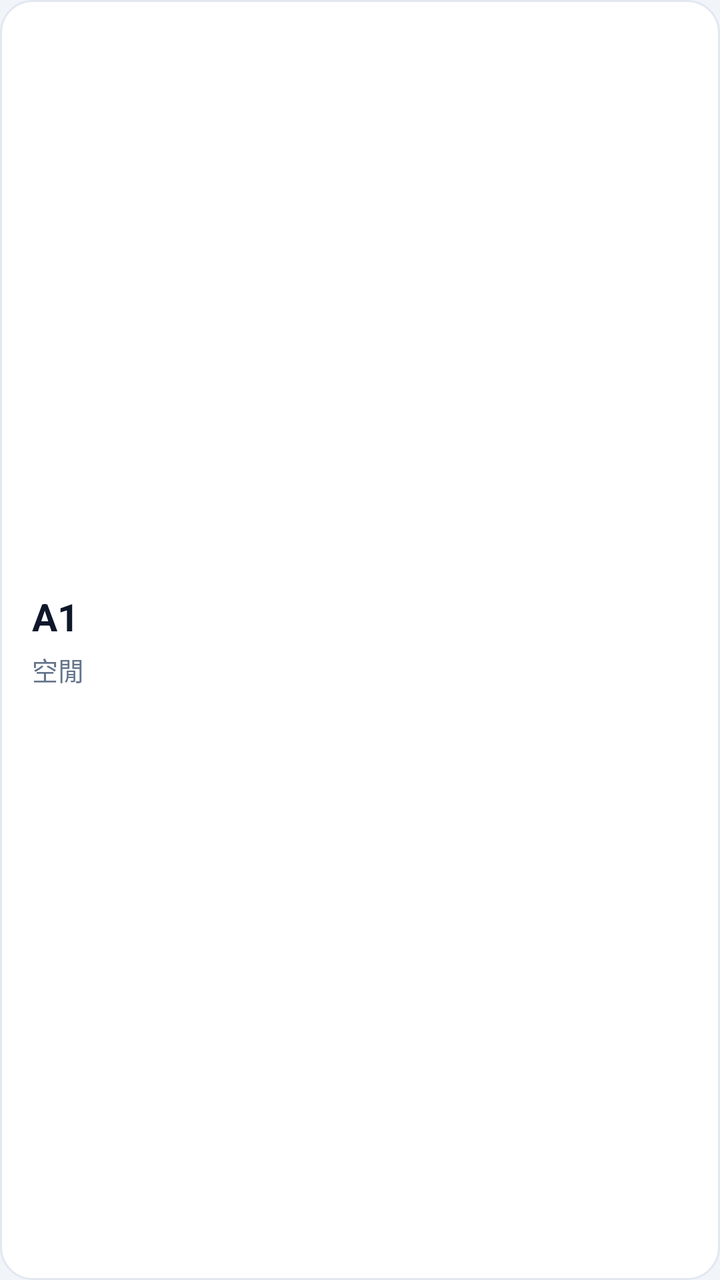
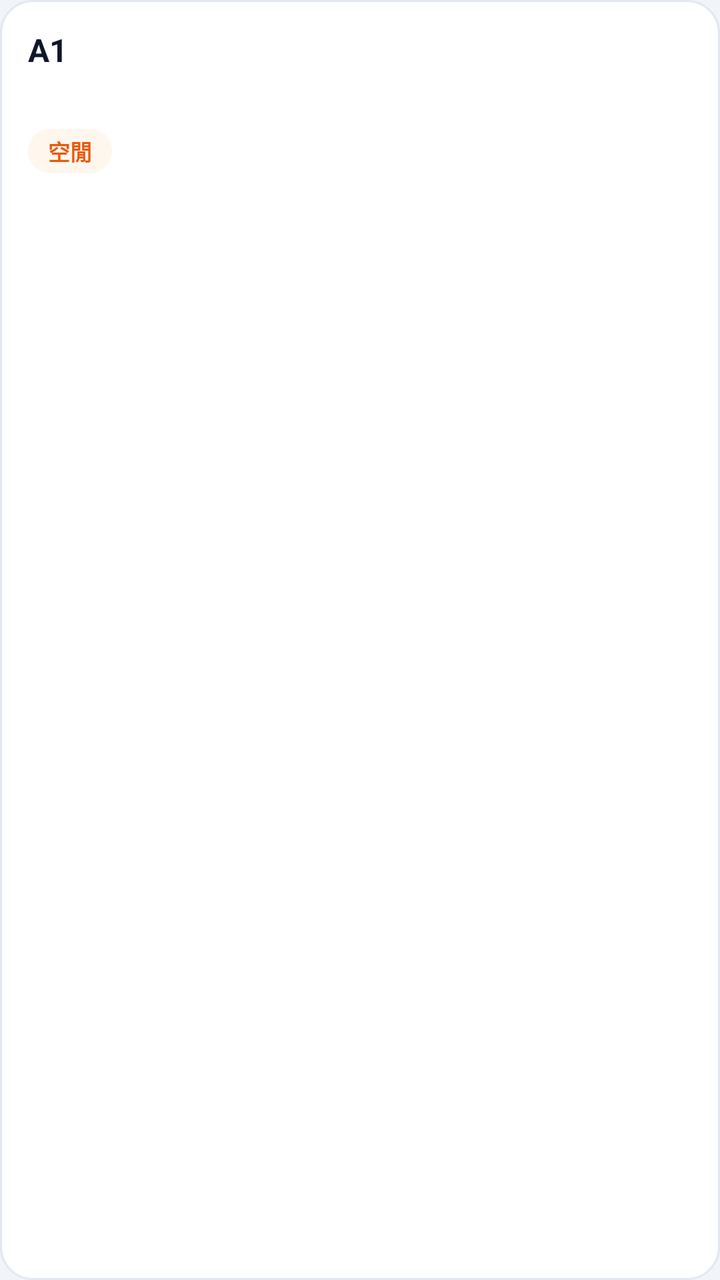

Before-and-after screenshots of an Android layout around one commit, followed by the original layout XML and the change that was made.
<!-- AndroidManifest.xml: application theme Theme.MacauposNative -->
<!-- res/layout/item_table.xml -->
<?xml version="1.0" encoding="utf-8"?>
<LinearLayout xmlns:android="http://schemas.android.com/apk/res/android"
    android:layout_width="match_parent"
    android:layout_height="wrap_content"
    android:layout_margin="5dp"
    android:minHeight="104dp"
    android:background="@drawable/bg_table_free"
    android:foreground="?android:attr/selectableItemBackground"
    android:gravity="center_vertical"
    android:orientation="vertical"
    android:padding="16dp">

    <TextView
        android:id="@+id/txtTableName"
        android:layout_width="match_parent"
        android:layout_height="wrap_content"
        android:ellipsize="end"
        android:maxLines="1"
        android:text="A1"
        android:textColor="@color/text_primary"
        android:textSize="19sp"
        android:textStyle="bold" />

    <TextView
        android:id="@+id/txtState"
        android:layout_width="match_parent"
        android:layout_height="wrap_content"
        android:layout_marginTop="4dp"
        android:ellipsize="end"
        android:maxLines="2"
        android:text="空閒"
        android:textColor="@color/text_secondary"
        android:textSize="13sp" />
</LinearLayout>
<!-- resources referenced by this layout -->
<resources>
  <color name="text_primary">#0F172A</color>
  <color name="text_secondary">#64748B</color>
  <!-- drawable bg_table_free (drawable) -->
  <?xml version="1.0" encoding="utf-8"?>
  <selector xmlns:android="http://schemas.android.com/apk/res/android">
      <item android:state_pressed="true">
          <shape android:shape="rectangle">
              <solid android:color="@color/ok_soft" />
              <corners android:radius="16dp" />
              <stroke android:width="1dp" android:color="@color/ok_green" />
          </shape>
      </item>
      <item>
          <shape android:shape="rectangle">
              <solid android:color="@color/card" />
              <corners android:radius="16dp" />
              <stroke android:width="1dp" android:color="@color/card_border" />
          </shape>
      </item>
  </selector>
  <style name="Theme.MacauposNative" parent="android:Theme.Material.Light.NoActionBar">
          <item name="android:statusBarColor">#F1F5F9</item>
          <item name="android:navigationBarColor">#FFFFFF</item>
          <item name="android:windowBackground">#F1F5F9</item>
          <item name="android:colorAccent">#F97316</item>
          <item name="android:windowLightStatusBar">true</item>
      </style>
  <color name="ok_soft">#F0FDF4</color>
  <color name="ok_green">#16A34A</color>
  <color name="card">#FFFFFF</color>
  <color name="card_border">#E2E8F0</color>
</resources>

<!-- the commit's change to res/layout/item_table.xml (unified diff, before → after) -->
@@ -3,32 +3,77 @@
     android:layout_width="match_parent"
     android:layout_height="wrap_content"
     android:layout_margin="5dp"
-    android:minHeight="104dp"
     android:background="@drawable/bg_table_free"
-    android:foreground="?android:attr/selectableItemBackground"
-    android:gravity="center_vertical"
+    android:minHeight="112dp"
     android:orientation="vertical"
-    android:padding="16dp">
+    android:padding="14dp">
+
+    <LinearLayout
+        android:layout_width="match_parent"
+        android:layout_height="wrap_content"
+        android:gravity="top"
+        android:orientation="horizontal">
+
+        <TextView
+            android:id="@+id/txtTableName"
+            android:layout_width="0dp"
+            android:layout_height="wrap_content"
+            android:layout_weight="1"
+            android:ellipsize="end"
+            android:maxLines="1"
+            android:text="A1"
+            android:textColor="@color/slate_900"
+            android:textSize="16sp"
+            android:textStyle="bold" />
+
+        <TextView
+            android:id="@+id/txtOrderBadge"
+            android:layout_width="wrap_content"
+            android:layout_height="wrap_content"
+            android:layout_marginStart="4dp"
+            android:background="@drawable/bg_order_badge"
+            android:paddingHorizontal="7dp"
+            android:paddingVertical="2dp"
+            android:text="訂單1"
+            android:textColor="@color/orange_600"
+            android:textSize="10sp"
+            android:textStyle="bold"
+            android:visibility="gone" />
+    </LinearLayout>
 
     <TextView
-        android:id="@+id/txtTableName"
+        android:id="@+id/txtArea"
         android:layout_width="match_parent"
         android:layout_height="wrap_content"
+        android:layout_marginTop="6dp"
         android:ellipsize="end"
         android:maxLines="1"
-        android:text="A1"
-        android:textColor="@color/text_primary"
-        android:textSize="19sp"
-        android:textStyle="bold" />
+        android:textColor="@color/text_secondary"
+        android:textSize="11sp" />
+
+    <TextView
+        android:id="@+id/txtDue"
+        android:layout_width="match_parent"
+        android:layout_height="wrap_content"
+        android:layout_marginTop="3dp"
+        android:ellipsize="end"
+        android:maxLines="1"
+        android:text="應收 MOP0.00"
+        android:textColor="@color/card"
+        android:textSize="14sp"
+        android:textStyle="bold"
+        android:visibility="gone" />
 
     <TextView
         android:id="@+id/txtState"
-        android:layout_width="match_parent"
+        android:layout_width="wrap_content"
         android:layout_height="wrap_content"
-        android:layout_marginTop="4dp"
-        android:ellipsize="end"
-        android:maxLines="2"
+        android:layout_marginTop="8dp"
+        android:background="@drawable/bg_pill_light"
+        android:paddingHorizontal="10dp"
+        android:paddingVertical="3dp"
         android:text="空閒"
-        android:textColor="@color/text_secondary"
-        android:textSize="13sp" />
+        android:textColor="@color/orange_600"
+        android:textSize="11sp"
+        android:textStyle="bold" />
 </LinearLayout>
<!-- resource entries referenced after the edit -->
@@ -1,7 +1,19 @@
 <!-- resources referenced by this layout -->
 <resources>
-  <color name="text_primary">#0F172A</color>
   <color name="text_secondary">#64748B</color>
+  <!-- drawable bg_order_badge (drawable) -->
+  <?xml version="1.0" encoding="utf-8"?>
+  <shape xmlns:android="http://schemas.android.com/apk/res/android" android:shape="rectangle">
+      <solid android:color="@color/card" />
+      <corners android:radius="8dp" />
+      <stroke android:width="1dp" android:color="#1A000000" />
+  </shape>
+  <!-- drawable bg_pill_light (drawable) -->
+  <?xml version="1.0" encoding="utf-8"?>
+  <shape xmlns:android="http://schemas.android.com/apk/res/android" android:shape="rectangle">
+      <solid android:color="@color/orange_50" />
+      <corners android:radius="999dp" />
+  </shape>
   <!-- drawable bg_table_free (drawable) -->
   <?xml version="1.0" encoding="utf-8"?>
   <selector xmlns:android="http://schemas.android.com/apk/res/android">
@@ -27,9 +39,12 @@
           <item name="android:colorAccent">#F97316</item>
           <item name="android:windowLightStatusBar">true</item>
       </style>
+  <color name="orange_50">#FFF7ED</color>
   <color name="ok_soft">#F0FDF4</color>
   <color name="ok_green">#16A34A</color>
   <color name="card">#FFFFFF</color>
+  <color name="orange_600">#EA580C</color>
+  <color name="slate_900">#0F172A</color>
   <color name="card_border">#E2E8F0</color>
 </resources>
 
